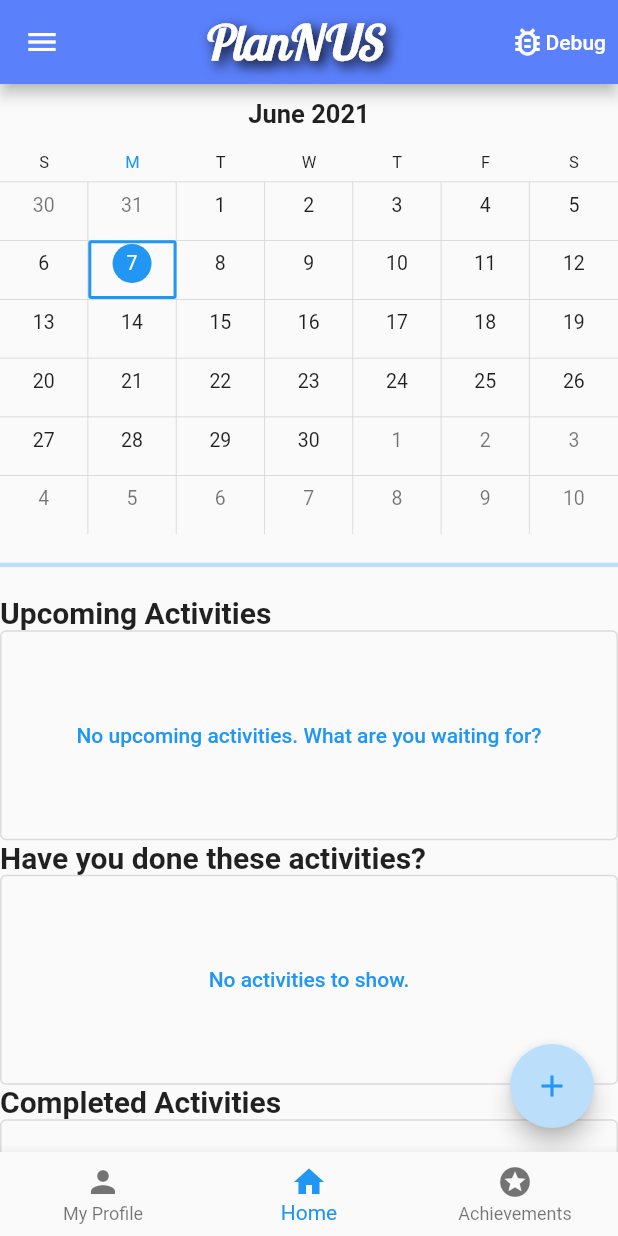
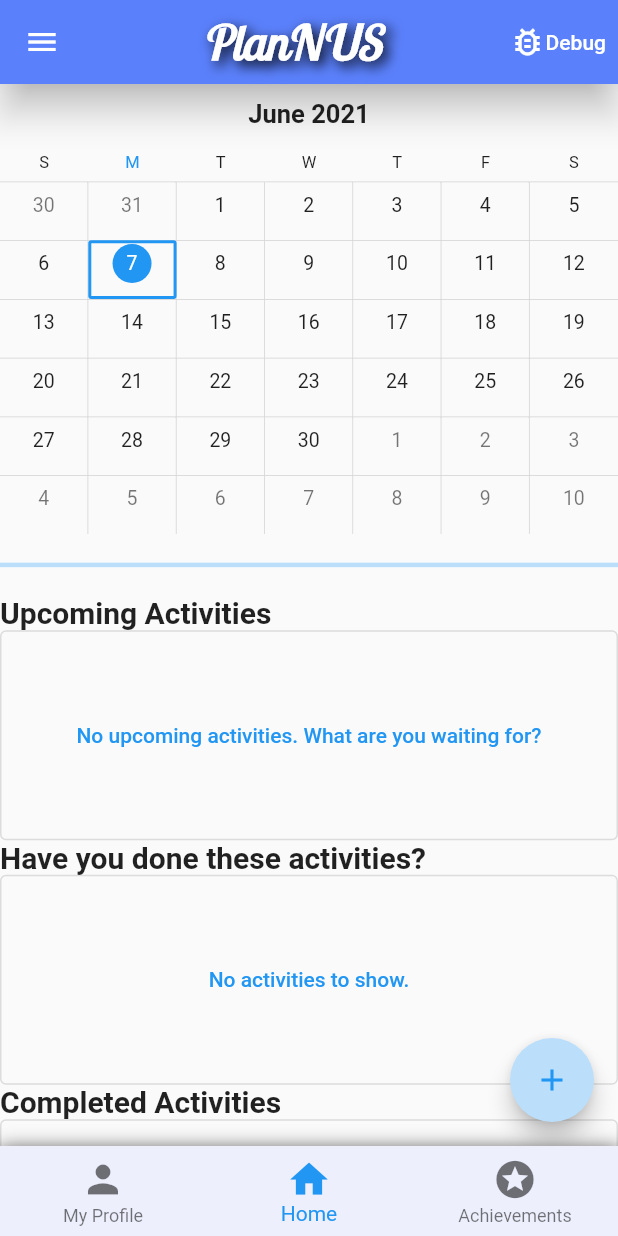
Before and after one commit to JeffZincatz/PlanNUS, a Flutter app: the screen it shows once a user with an empty profile is signed in, on a phone screen of 412 x 824 dp. Run offline on Flutter 3.47's test engine with Material 2 defaults, Android fonts, the phone set to English and light mode, and no system bars; drawn by our look-alikes of pull_to_refresh, syncfusion_flutter_calendar; our stand-ins replace cloud_firestore, firebase_auth, firebase_core, firebase_storage, fl_chart, flutter_datetime_picker and 2 more; accounts and stored records are empty.

Commit message:
adjusted some visuals

```diff
--- a/lib/elements/MyAppBar.dart
+++ b/lib/elements/MyAppBar.dart
@@ -6,6 +6,7 @@ class MyAppBar extends AppBar {
 
   MyAppBar(context) : super(
     backgroundColor: PresetColors.blueAccent,
+    elevation: 10,
     actions: [
       TextButton(
         onPressed: () {
--- a/lib/screens/home/Navigation.dart
+++ b/lib/screens/home/Navigation.dart
@@ -36,7 +36,18 @@ class _NavigationState extends State<Navigation> {
       body: Center(
         child:  _widgetOptions.elementAt(_selectedIndex),
       ),
-      bottomNavigationBar: BottomNavigationBar(
+      bottomNavigationBar: Container(
+        decoration: BoxDecoration(
+          boxShadow: <BoxShadow>[
+            BoxShadow(
+                color: Colors.black54,
+                blurRadius: 10.0,
+                offset: Offset(0.0, 0.75)
+            )
+          ],
+        ),
+        child: BottomNavigationBar(
+          backgroundColor: PresetColors.background,
           items: <BottomNavigationBarItem>[
             BottomNavigationBarItem(
               icon: Icon(Icons.person),
@@ -54,6 +65,8 @@ class _NavigationState extends State<Navigation> {
           currentIndex: _selectedIndex,
           selectedItemColor: PresetColors.blue,
           onTap: _onItemTapped,
+          iconSize: 30,
+        ),
       ),
     );
   }
```
Also changed, not shown: lib/screens/home/Profile.dart (+8 -5 lines). Lines whose indentation alone changed are shown as unchanged.
